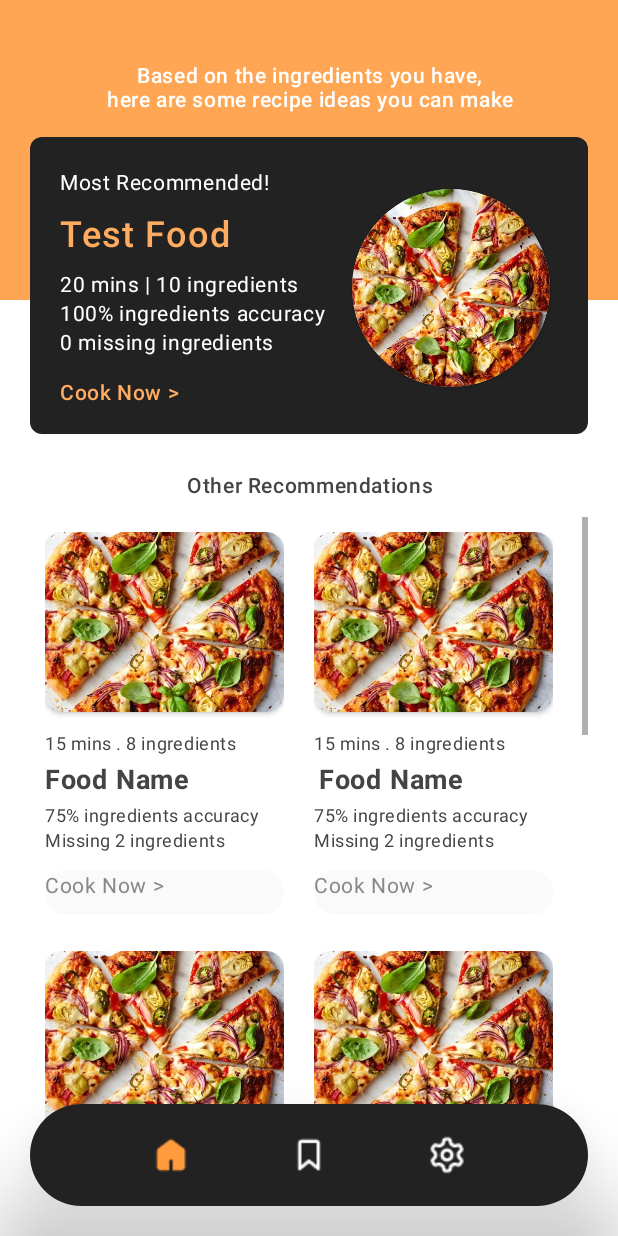
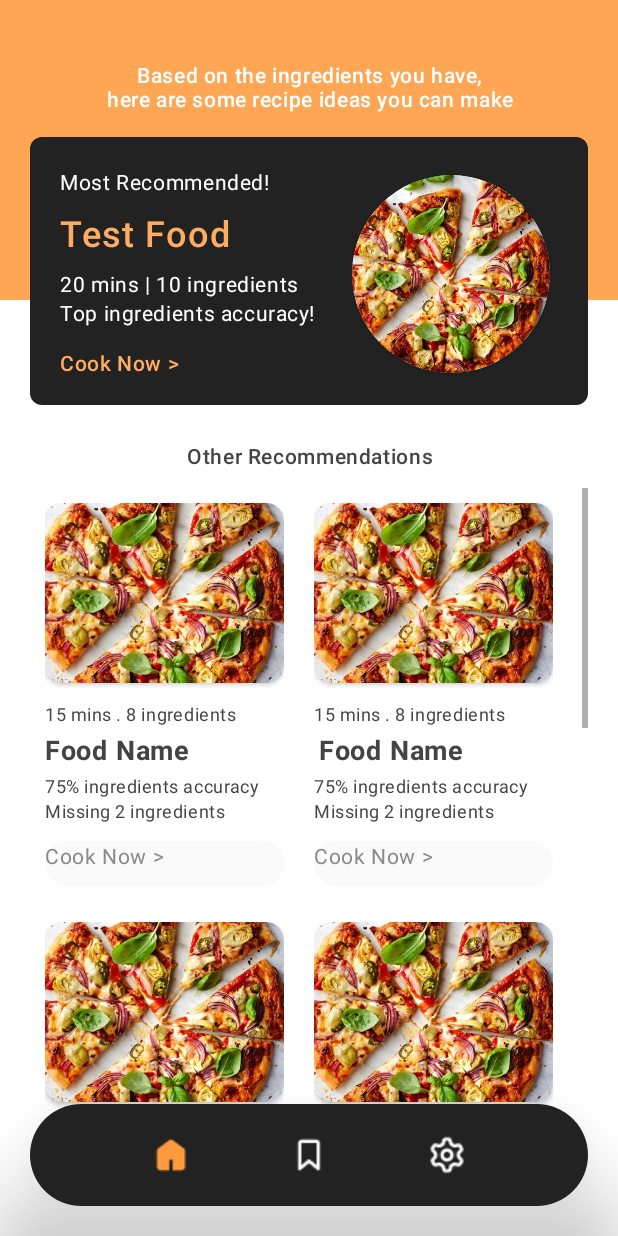
Before and after one commit to rrickyp/Cooking-Bot, an Android app: the Recommendation screen opened directly, with no data from a screen before it, on a phone screen of 412 x 824 dp. Run offline under Robolectric (Android 15) with nearby library versions, the phone set to English and light mode, and no system bars; our stand-ins replace Volley.

Commit message:
update dynamic img in recommended

```diff
--- a/app/src/main/res/layout/activity_recommendation.xml
+++ b/app/src/main/res/layout/activity_recommendation.xml
@@ -103,14 +103,7 @@
                             android:layout_width="match_parent"
                             android:layout_height="wrap_content"
                             android:textColor="#FFFFFF"
-                            android:text="100% ingredients accuracy" />
-
-                        <TextView
-                            android:id="@+id/textView5"
-                            android:layout_width="match_parent"
-                            android:layout_height="wrap_content"
-                            android:textColor="#FFFFFF"
-                            android:text="0 missing ingredients" />
+                            android:text="Top ingredients accuracy!" />
 
                         <Button
                             android:id="@+id/button2"
@@ -143,6 +136,7 @@
                             android:id="@+id/imageView"
                             android:layout_width="wrap_content"
                             android:layout_height="wrap_content"
+                            android:scaleType="centerCrop"
                             android:src="@drawable/pizza2" />
                     </androidx.cardview.widget.CardView>
 
```
Also changed, not shown: app/src/main/java/hku/hk/cs/cooking_bot/Recommendation.kt (+32 -10 lines).
